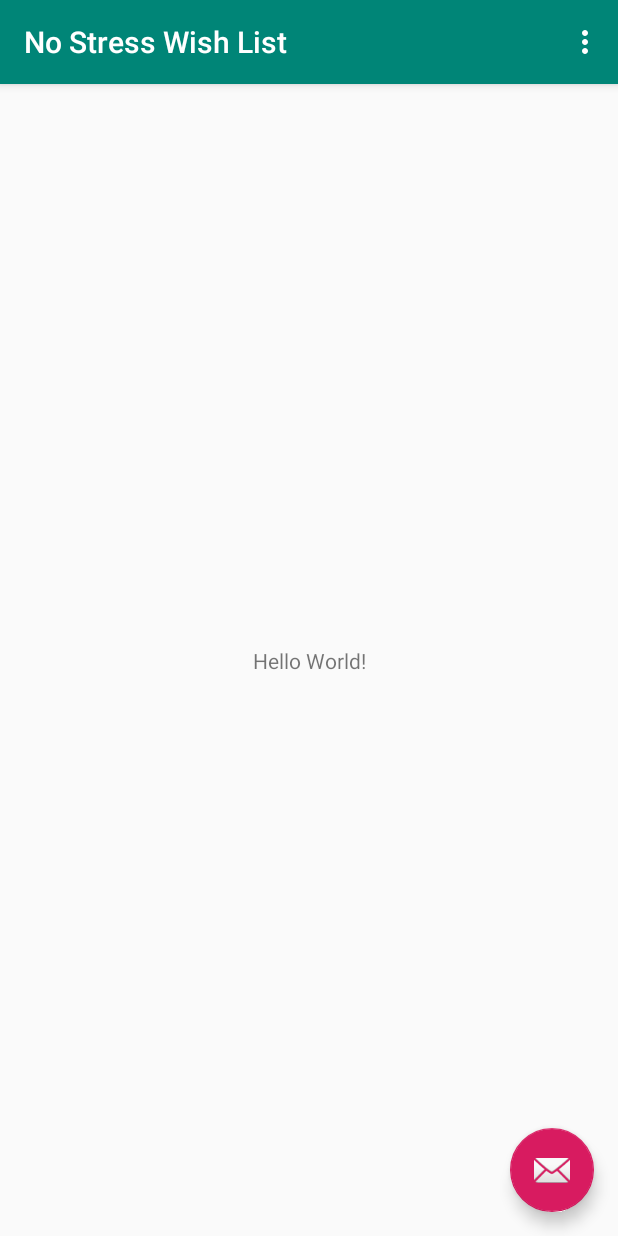
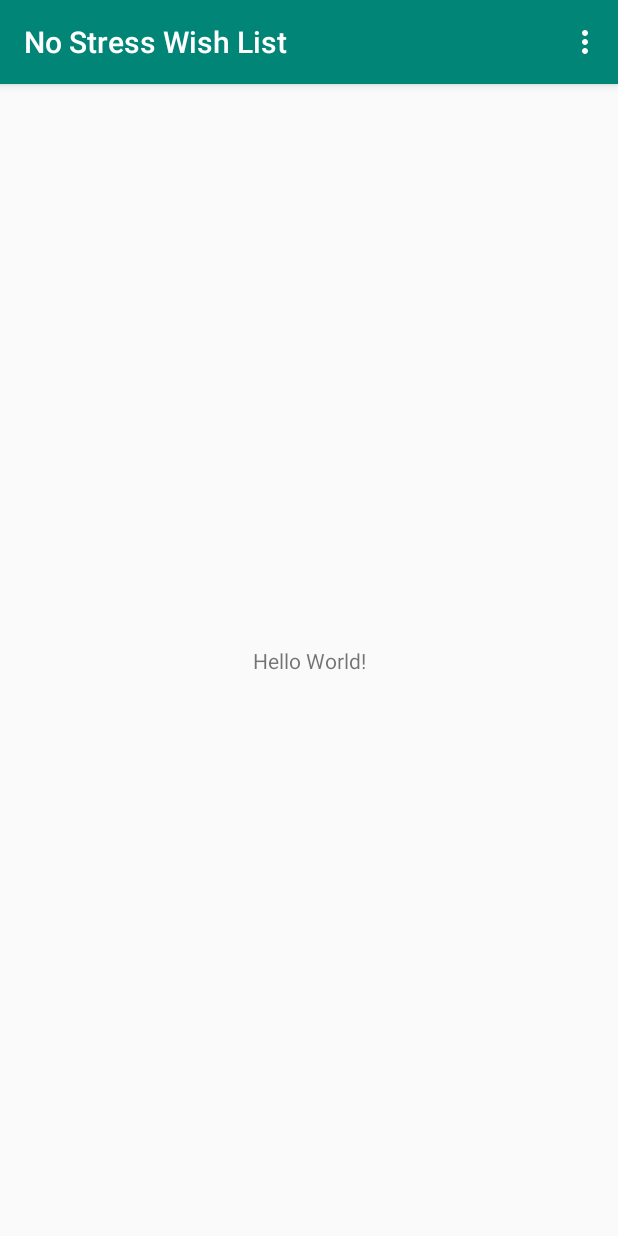
Before and after one commit to AaronPMichael/NoStressWishList, an Android app: the screen it shows after launch (MainActivity), on a phone screen of 412 x 824 dp. Run offline under Robolectric (Android 15) with nearby library versions, the phone set to English and light mode, and no system bars.

Commit message:
started project

```diff
--- a/app/src/main/java/rose/michaeap/nostresswishlist/MainActivity.kt
+++ b/app/src/main/java/rose/michaeap/nostresswishlist/MainActivity.kt
@@ -14,11 +14,6 @@ class MainActivity : AppCompatActivity() {
         super.onCreate(savedInstanceState)
         setContentView(R.layout.activity_main)
         setSupportActionBar(toolbar)
-
-        fab.setOnClickListener { view ->
-            Snackbar.make(view, "Replace with your own action", Snackbar.LENGTH_LONG)
-                .setAction("Action", null).show()
-        }
     }
 
     override fun onCreateOptionsMenu(menu: Menu): Boolean {
--- a/app/src/main/res/layout/activity_main.xml
+++ b/app/src/main/res/layout/activity_main.xml
@@ -23,12 +23,4 @@
 
     <include layout="@layout/content_main"/>
 
-    <android.support.design.widget.FloatingActionButton
-            android:id="@+id/fab"
-            android:layout_width="wrap_content"
-            android:layout_height="wrap_content"
-            android:layout_gravity="bottom|end"
-            android:layout_margin="@dimen/fab_margin"
-            app:srcCompat="@android:drawable/ic_dialog_email"/>
-
 </android.support.design.widget.CoordinatorLayout>
--- a/app/src/main/res/layout/content_main.xml
+++ b/app/src/main/res/layout/content_main.xml
@@ -17,5 +17,13 @@
             app:layout_constraintLeft_toLeftOf="parent"
             app:layout_constraintRight_toRightOf="parent"
             app:layout_constraintTop_toTopOf="parent"/>
+    <android.support.v7.widget.RecyclerView
+            android:layout_width="0dp"
+            android:layout_height="495dp" app:layout_constraintEnd_toEndOf="parent"
+            android:layout_marginEnd="8dp" android:layout_marginRight="8dp"
+            app:layout_constraintStart_toStartOf="parent" android:layout_marginLeft="8dp"
+            android:layout_marginStart="8dp" android:layout_marginBottom="8dp"
+            app:layout_constraintBottom_toBottomOf="parent" android:layout_marginTop="8dp"
+            app:layout_constraintTop_toTopOf="parent" android:id="@+id/your_items_view"/>
 
 </android.support.constraint.ConstraintLayout>
```
Also changed, not shown: app/src/main/java/rose/michaeap/nostresswishlist/Item.kt (added, +39 -0 lines), app/src/main/java/rose/michaeap/nostresswishlist/YourItemAdapter.kt (added, +28 -0 lines), app/src/main/java/rose/michaeap/nostresswishlist/YourItemHolder.kt (added, +15 -0 lines), app/src/main/res/layout/item_card_layout.xml (added, +11 -0 lines).
